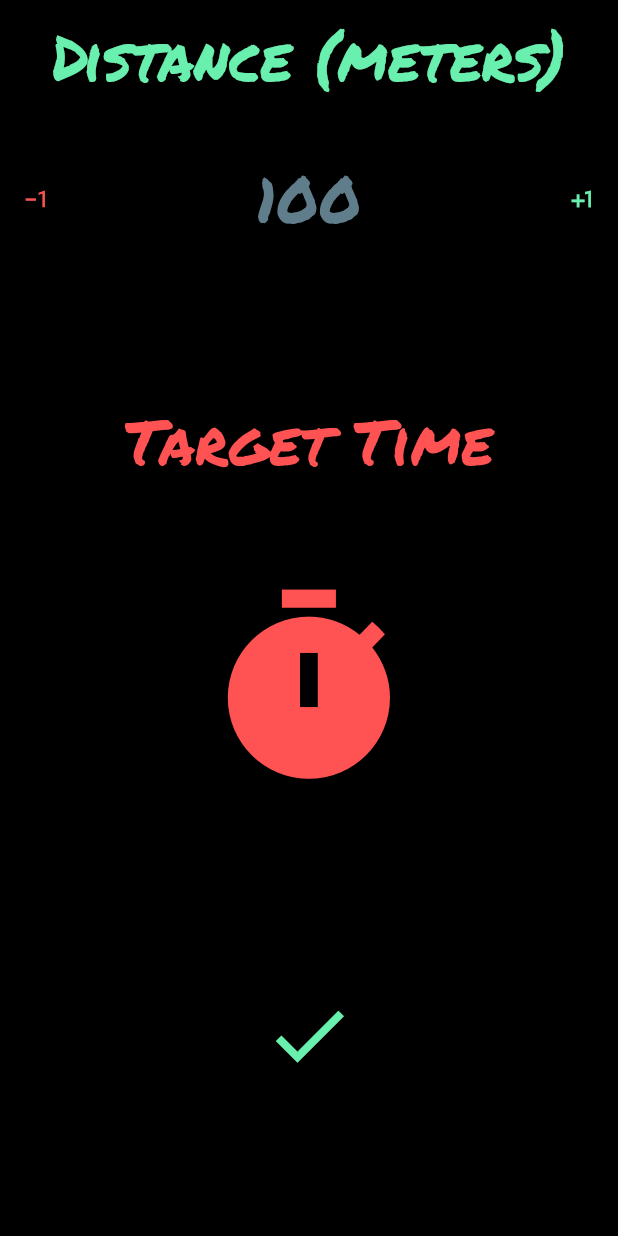
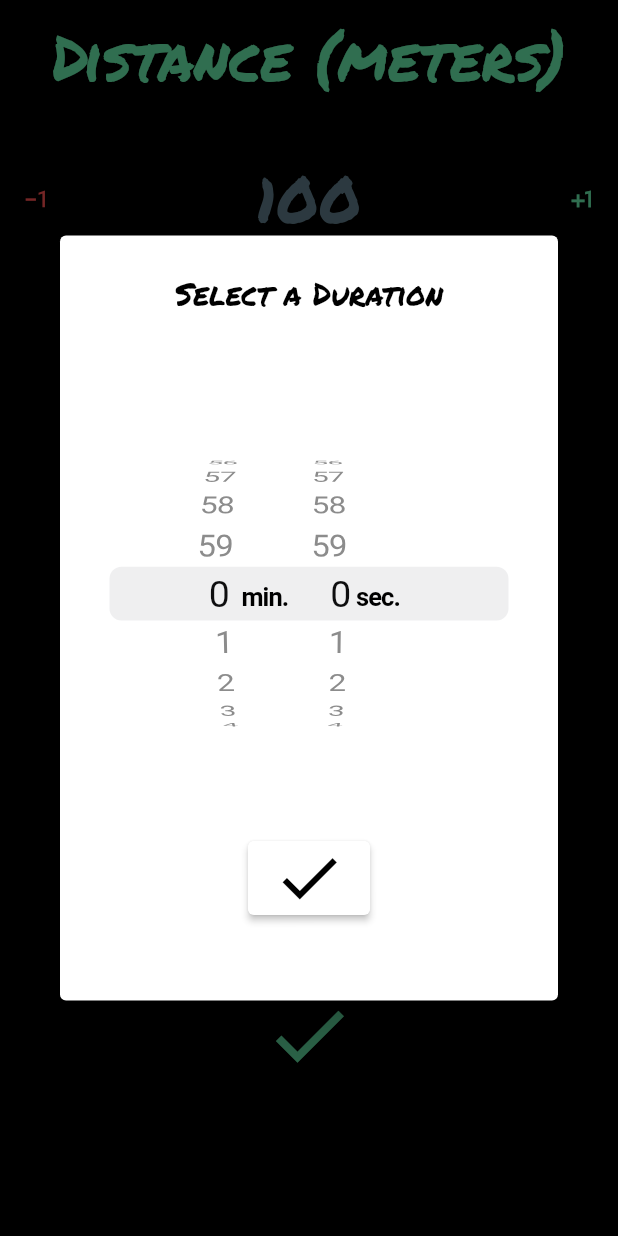
Before and after one commit to pedro123456789-wq/skills_arena, a Flutter app: the AddSprintingExercise screen opened directly, after a tap on the "timer" icon, on a phone screen of 412 x 824 dp. Run offline on Flutter 3.47's test engine with Material 2 defaults, Android fonts, the light colour scheme and no system bars; drawn by our look-alikes of flutter_spinbox; our stand-ins replace audioplayers, camera, chewie, circular_countdown_timer, flutter_map, geolocator and 4 more; missing offline and left inert: draw_graph, flutter_picker, record_mp3.

Commit message:
Replaced time picker with cupertino timer time selector and alert dialogue in session creating pages

```diff
--- a/lib/add_sprinting_exercise.dart
+++ b/lib/add_sprinting_exercise.dart
@@ -2,9 +2,8 @@ import './main.dart';
 import './sprinting_session.dart';
 
 import 'package:flutter/material.dart';
-import 'package:flutter_picker/flutter_picker.dart';
+import 'package:flutter/cupertino.dart';
 import 'package:flutter_spinbox/flutter_spinbox.dart';
-
 
 class AddSprintingExercise extends StatefulWidget {
   @override
@@ -13,7 +12,6 @@ class AddSprintingExercise extends StatefulWidget {
 
 class _AddSprintingExerciseState extends State<AddSprintingExercise> {
   final exerciseNameController = TextEditingController();
-  int minutes;
   int seconds;
   double currentDistance = 100;
 
@@ -87,63 +85,58 @@ class _AddSprintingExerciseState extends State<AddSprintingExercise> {
               right: 0,
               child: ElevatedButton(
                 onPressed: () {
-                  Picker(
-                    backgroundColor: Colors.white,
-                    adapter: NumberPickerAdapter(data: <NumberPickerColumn>[
-                      const NumberPickerColumn(
-                        begin: 0,
-                        end: 999,
-                        suffix: Text(' minutes'),
-                        jump: 1,
-                      ),
-                      const NumberPickerColumn(
-                        begin: 0,
-                        end: 59,
-                        suffix: Text(' seconds'),
-                        jump: 1,
-                      ),
-                    ]),
-                    delimiter: <PickerDelimiter>[
-                      PickerDelimiter(
-                        child: Container(
-                          width: DeviceInfo.deviceWidth(context) * 0.05,
-                          alignment: Alignment.center,
-                          child: Icon(
-                            Icons.more_vert,
-                            color: Colors.grey,
-                            size: DeviceInfo.deviceWidth(context) * 0.15,
+                  showDialog(
+                    context: context,
+                    builder: (context) {
+                      return AlertDialog(
+                        title: Center(
+                          child: Text(
+                            'Select a Duration',
+                            style: TextStyle(
+                              color: Colors.black,
+                              fontSize: DeviceInfo.deviceWidth(context) * 0.05,
+                              fontFamily: 'PermanentMarker',
                             ),
                           ),
                         ),
-                    ],
-                    hideHeader: true,
-                    confirmText: 'OK',
-                    cancelTextStyle: TextStyle(
-                      color: Colors.redAccent,
-                      fontSize: DeviceInfo.deviceWidth(context) * 0.05,
-                    ),
-                    confirmTextStyle: TextStyle(
-                        inherit: false,
-                        color: Colors.greenAccent,
-                        fontSize: DeviceInfo.deviceWidth(context) * 0.05),
-                    title: const Text(
-                      'Select duration',
-                      style: TextStyle(
-                        color: Colors.greenAccent,
+                        content: Container(
+                          height: DeviceInfo.deviceHeight(context) * 0.5,
+                          width: DeviceInfo.deviceWidth(context) * 0.9,
+                          child: Column(
+                            children: [
+                              Container(
+                                width: DeviceInfo.deviceWidth(context) * 0.8,
+                                height: DeviceInfo.deviceHeight(context) * 0.4,
+                                child: CupertinoTimerPicker(
+                                  mode: CupertinoTimerPickerMode.ms,
+                                  onTimerDurationChanged: (value) {
+                                    seconds = value.inSeconds;
+                                  },
                                 ),
                               ),
-                    selectedTextStyle: TextStyle(
-                      color: Colors.greenAccent,
-                    ),
-                    onConfirm: (Picker picker, List<int> value) {
+                              ElevatedButton(
+                                onPressed: () {
                                   setState(
                                         () {
-                          minutes = picker.getSelectedValues()[0];
-                          seconds = picker.getSelectedValues()[1];
+                                      Navigator.pop(context);
                                     },
                                   );
                                 },
-                  ).showDialog(context);
+                                style: ElevatedButton.styleFrom(
+                                  primary: Colors.white,
+                                ),
+                                child: Icon(
+                                  Icons.check,
+                                  color: Colors.black,
+                                  size: DeviceInfo.deviceWidth(context) * 0.12,
+                                ),
+                              ),
+                            ],
+                          ),
+                        ),
+                      );
+                    },
+                  );
                 },
                 style: ElevatedButton.styleFrom(
                   primary: Colors.black,
@@ -160,7 +153,15 @@ class _AddSprintingExerciseState extends State<AddSprintingExercise> {
               left: 0,
               right: 0,
               child: Text(
-                GlobalFunctions.timeString(minutes, seconds),
+                (seconds != null)
+                    ? GlobalFunctions.timeString(
+                  seconds ~/ 60,
+                  seconds - ((seconds ~/ 60) * 60),
+                )
+                    : GlobalFunctions.timeString(
+                  null,
+                  null,
+                ),
                 textAlign: TextAlign.center,
                 style: TextStyle(
                   color: Colors.grey,
@@ -175,8 +176,7 @@ class _AddSprintingExerciseState extends State<AddSprintingExercise> {
               right: 0,
               child: ElevatedButton(
                 onPressed: () {
-                  int durationSeconds = (minutes * 60) + seconds;
-                  AppGlobals.exerciseDurations.add(durationSeconds);
+                  AppGlobals.exerciseDurations.add(seconds);
                   AppGlobals.sprintDistances.add(currentDistance);
 
                   Navigator.push(
```
Also changed, not shown: lib/add_exercise.dart (+60 -62 lines), lib/add_workout_exercise.dart (+53 -52 lines), 4 other files. Lines whose indentation alone changed are shown as unchanged.
